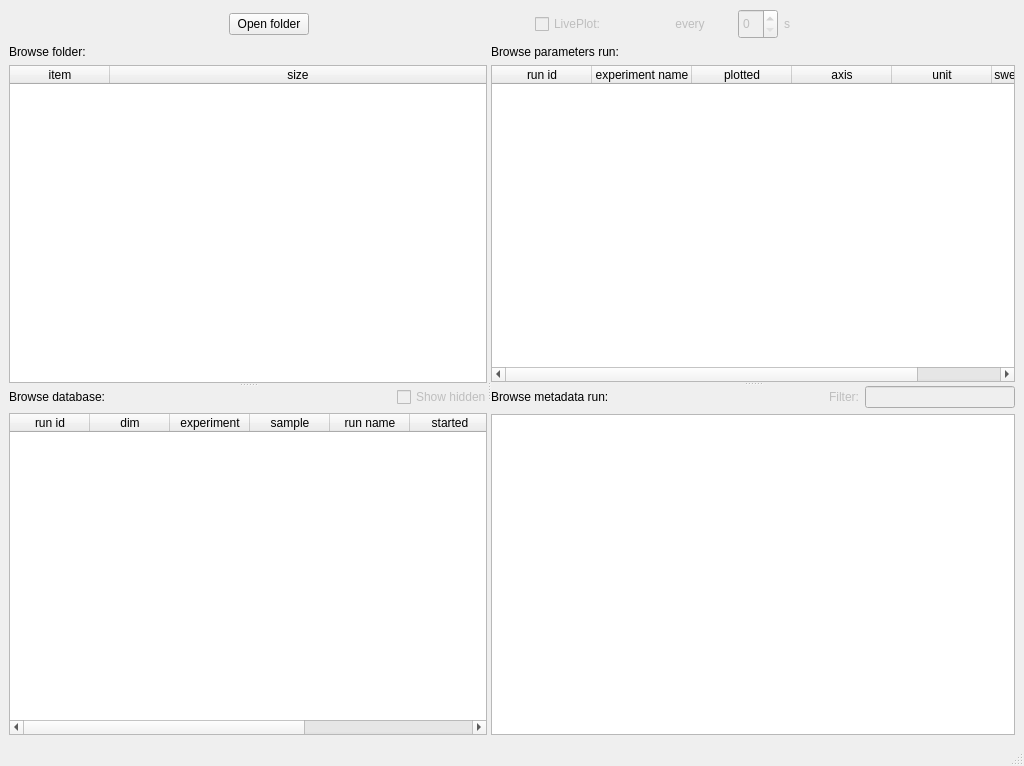
Old version of the form ui/main.ui in the repository pyplotter/pyplotter.
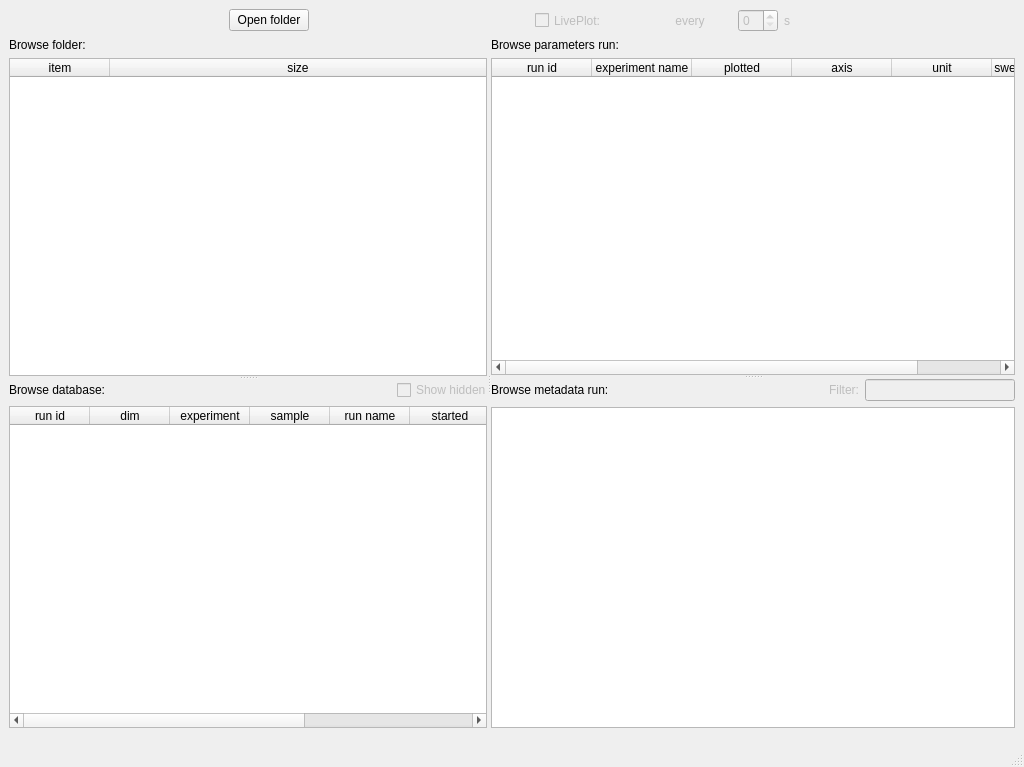
New version of the form. Custom widgets are drawn as their Qt base class.

Commit message:
Increase statusbar height to avoid GUI jump
Clean code.

```diff
--- a/ui/main.ui
+++ b/ui/main.ui
@@ -544,7 +544,14 @@
     </item>
    </layout>
   </widget>
-  <widget class="QStatusBar" name="statusBar"/>
+  <widget class="QStatusBar" name="statusBar">
+   <property name="minimumSize">
+    <size>
+     <width>0</width>
+     <height>30</height>
+    </size>
+   </property>
+  </widget>
  </widget>
  <customwidgets>
   <customwidget>
```
The commit also changes 4 other files.
